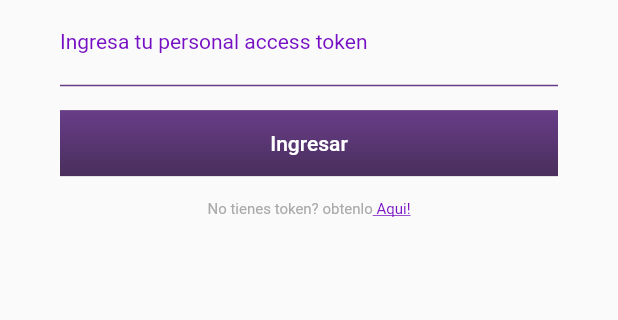
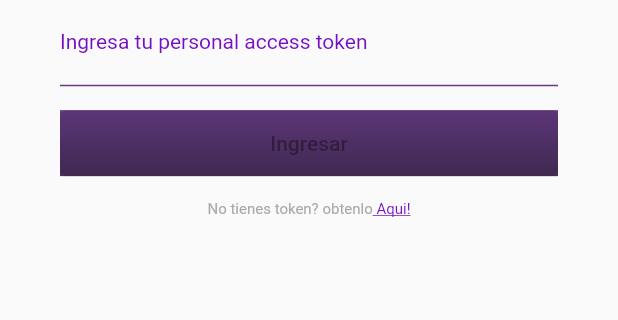
Before and after one commit to andrespaez90/Bitrise-on-Flutter, a Flutter app: the screen it shows after launch, after a tap on "Ingresar", on a phone screen of 412 x 824 dp, the part 599-919 px from its top. Run offline on Flutter 3.47's test engine with Material 2 defaults, Android fonts, the phone set to English and light mode, and no system bars; our stand-ins replace dio, flutter_bloc, flutter_secure_storage, flutter_svg, freezed_annotation, get_it and 2 more; generated files the repository leaves out were written again.

Commit message:
Login | Complete login flow

```diff
--- /dev/null
+++ b/lib/di/injector.dart
@@ -0,0 +1,31 @@
+import 'package:get_it/get_it.dart';
+
+import '../integrations/storage/local_storage_manager.dart';
+import '../modules/onboarding/login/storage/auth_storage_manager.dart';
+import '../modules/onboarding/login/use_cases/login_use_case.dart';
+import '../network/api/login_api.dart';
+import '../network/http_dio_manager.dart';
+
+final GetIt injector = GetIt.asNewInstance();
+
+void injectDependencies() {
+  _registerStorageManager();
+  _registerApis();
+  _registerUseCases();
+}
+
+void _registerStorageManager() {
+  injector.registerSingleton<LocalStorageManager>(LocalStorageManager());
+  injector.registerSingleton<AuthStorageManager>(
+      AuthStorageManagerImpl(injector.get()));
+}
+
+void _registerApis() {
+  final HttpDioManager httpDioManager = HttpDioManager();
+  injector.registerFactory<UserApi>(() => UserApi(httpDioManager.dio));
+}
+
+void _registerUseCases() {
+  injector.registerFactory<LoginUseCase>(
+      () => LoginUseCase(injector.get(), injector.get()));
+}
--- a/lib/integrations/storage/local_storage_manager.dart
+++ b/lib/integrations/storage/local_storage_manager.dart
@@ -6,7 +6,7 @@ class LocalStorageManager {
       aOptions: AndroidOptions(encryptedSharedPreferences: true));
 
   @nonVirtual
-  Future<void> deleteAll() {
+  Future<void> _deleteAll() {
     return _storage.deleteAll();
   }
 
--- a/lib/main.dart
+++ b/lib/main.dart
@@ -1,7 +1,9 @@
 import 'package:flutter/material.dart';
 
+import 'di/injector.dart';
 import 'main/application.dart';
 
 void main() {
+  injectDependencies();
   runApp(const Application());
 }
--- a/lib/main/res/styles/themes.dart
+++ b/lib/main/res/styles/themes.dart
@@ -4,8 +4,11 @@ import '../colors/main_colors.dart';
 
 mixin Themes {
   static ThemeData mainTheme = ThemeData(
-    primaryColor: MainColors.primary,
-    primaryColorDark: MainColors.primaryDark,
-    backgroundColor: MainColors.background,
-  );
+      primaryColor: MainColors.primary,
+      primaryColorDark: MainColors.primaryDark,
+      backgroundColor: MainColors.background,
+      appBarTheme: AppBarTheme(
+        backgroundColor: MainColors.accent,
+        foregroundColor: MainColors.primaryDark,
+      ));
 }
--- a/lib/main/widgets/buttons/widget_button.dart
+++ b/lib/main/widgets/buttons/widget_button.dart
@@ -3,9 +3,16 @@ import 'package:flutter/material.dart';
 import '../../res/colors/main_colors.dart';
 
 class WidgetButton extends StatelessWidget {
-  const WidgetButton.primary({Key? key, this.text}) : super(key: key);
+  const WidgetButton.primary({
+    Key? key,
+    this.text,
+    this.enable = false,
+    required this.onPressed,
+  }) : super(key: key);
 
   final String? text;
+  final bool enable;
+  final VoidCallback onPressed;
 
   @override
   Widget build(BuildContext context) {
@@ -18,7 +25,7 @@ class WidgetButton extends StatelessWidget {
               end: Alignment.bottomCenter,
               colors: <Color>[MainColors.primary, MainColors.primaryDark])),
       child: ElevatedButton(
-        onPressed: () {},
+        onPressed: enable ? onPressed : null,
         style: ElevatedButton.styleFrom(
             primary: Colors.transparent, shadowColor: Colors.transparent),
         child: Text(text ?? ''),
--- a/lib/main/widgets/inputText/input_text_field.dart
+++ b/lib/main/widgets/inputText/input_text_field.dart
@@ -7,6 +7,7 @@ class InputTextField extends TextFormField {
   InputTextField({
     Key? key,
     String? labelText,
+    ValueChanged<String>? onChange,
   }) : super(
           key: key,
           decoration: InputDecoration(
@@ -20,5 +21,6 @@ class InputTextField extends TextFormField {
             ),
             labelText: labelText,
           ),
+          onChanged: onChange,
         );
 }
--- /dev/null
+++ b/lib/modules/home/cubit/home_state.dart
@@ -0,0 +1 @@
+class HomeState {}
--- a/lib/modules/onboarding/login/cubit/login_cubit.dart
+++ b/lib/modules/onboarding/login/cubit/login_cubit.dart
@@ -1,9 +1,39 @@
+import 'dart:async';
+
 import 'package:flutter_bloc/flutter_bloc.dart';
 import 'package:freezed_annotation/freezed_annotation.dart';
+
+import '../../../../network/models/profile_dto.dart';
+import '../use_cases/login_use_case.dart';
 
 part 'login_cubit.freezed.dart';
 part 'login_state.dart';
 
 class LoginCubit extends Cubit<LoginState> {
-  LoginCubit() : super(LoginState());
+  LoginCubit(this._loginUseCase) : super(LoginState());
+
+  final List<StreamSubscription<dynamic>> _subscriptions =
+      <StreamSubscription<dynamic>>[];
+
+  final LoginUseCase _loginUseCase;
+
+  void onChangeToken(String token) {
+    emit(state.copyWith(token: token));
+  }
+
+  void doLogin() {
+    emit(state.copyWith(isLaoding: true));
+    _subscriptions.add(_loginUseCase.doLogin(state.token).listen(
+          (ProfileDto prodile) => _onUserAthorized(),
+          onError: (Object error) => _onLoginError(),
+        ));
+  }
+
+  void _onUserAthorized() {
+    emit(state.copyWith(userAuthorized: true, isLaoding: false));
+  }
+
+  void _onLoginError() {
+    emit(state.copyWith(isLaoding: false));
+  }
 }
--- a/lib/modules/onboarding/login/cubit/login_state.dart
+++ b/lib/modules/onboarding/login/cubit/login_state.dart
@@ -3,6 +3,8 @@ part of 'login_cubit.dart';
 @freezed
 class LoginState with _$LoginState {
   factory LoginState({
+    @Default(false) bool isLaoding,
     @Default('') String token,
+    @Default(false) bool userAuthorized,
   }) = _LoginState;
 }
--- a/lib/modules/onboarding/login/ui/login_page.dart
+++ b/lib/modules/onboarding/login/ui/login_page.dart
@@ -1,6 +1,7 @@
 import 'package:flutter/material.dart';
 import 'package:flutter_bloc/flutter_bloc.dart';
 
+import '../../../../di/injector.dart';
 import '../cubit/login_cubit.dart';
 import 'login_view.dart';
 
@@ -10,7 +11,7 @@ class LoginPage extends StatelessWidget {
   @override
   Widget build(BuildContext context) {
     return BlocProvider<LoginCubit>(
-      create: (_) => LoginCubit(),
+      create: (_) => LoginCubit(injector.get()),
       child: const LoginView(),
     );
   }
--- a/lib/modules/onboarding/login/ui/login_view.dart
+++ b/lib/modules/onboarding/login/ui/login_view.dart
@@ -1,5 +1,6 @@
 import 'package:flutter/gestures.dart';
 import 'package:flutter/material.dart';
+import 'package:flutter_bloc/flutter_bloc.dart';
 import 'package:flutter_svg/svg.dart';
 import 'package:url_launcher/url_launcher.dart';
 
@@ -7,13 +8,22 @@ import '../../../../main/res/icons/app_icons.dart';
 import '../../../../main/res/styles/text_styles.dart';
 import '../../../../main/widgets/buttons/widget_button.dart';
 import '../../../../main/widgets/inputText/input_text_field.dart';
+import '../../../home/ui/home_page.dart';
+import '../cubit/login_cubit.dart';
 
 class LoginView extends StatelessWidget {
   const LoginView({Key? key}) : super(key: key);
 
   @override
   Widget build(BuildContext context) {
-    return Scaffold(
+    final LoginCubit cubit = context.read<LoginCubit>();
+    return BlocListener<LoginCubit, LoginState>(
+      listener: (_, LoginState state) {
+        if (state.userAuthorized) {
+          _navigateToHome(context);
+        }
+      },
+      child: Scaffold(
         body: Padding(
           padding: const EdgeInsets.symmetric(horizontal: 40, vertical: 16),
           child: Column(
@@ -27,12 +37,18 @@ class LoginView extends StatelessWidget {
                 ),
                 InputTextField(
                   labelText: 'Ingresa tu personal access token',
+                  onChange: cubit.onChangeToken,
                 ),
-              const Padding(
-                padding: EdgeInsets.symmetric(vertical: 16),
-                child: WidgetButton.primary(
+                Padding(
+                  padding: const EdgeInsets.symmetric(vertical: 16),
+                  child: BlocBuilder<LoginCubit, LoginState>(
+                      builder: (BuildContext context, LoginState state) {
+                    return WidgetButton.primary(
+                      enable: !state.isLaoding,
                       text: 'Ingresar',
-                ),
+                      onPressed: () => cubit.doLogin(),
+                    );
+                  }),
                 ),
                 RichText(
                     text: TextSpan(children: <TextSpan>[
@@ -49,7 +65,16 @@ class LoginView extends StatelessWidget {
                 ])),
               ]),
         ),
+      ),
     );
+  }
+
+  void _navigateToHome(BuildContext context) {
+    Navigator.pushReplacement(
+        context,
+        PageRouteBuilder<void>(
+          pageBuilder: (_, __, ___) => const HomePage(),
+        ));
   }
 
   Future<void> openWebView() async {
--- /dev/null
+++ b/lib/modules/onboarding/login/use_cases/login_use_case.dart
@@ -0,0 +1,24 @@
+import '../../../../network/api/login_api.dart';
+import '../../../../network/models/profile_dto.dart';
+import '../storage/auth_storage_manager.dart';
+
+class LoginUseCase {
+  LoginUseCase(
+    this._userApi,
+    this._authStorageManager,
+  );
+
+  final UserApi _userApi;
+  final AuthStorageManager _authStorageManager;
+
+  Stream<ProfileDto> doLogin(String token) {
+    return _userApi.login(token).asyncMap((ProfileResponse model) async {
+      await _saveToken(token);
+      return model.data;
+    });
+  }
+
+  Future<void> _saveToken(String token) {
+    return _authStorageManager.setToken(token);
+  }
+}
--- /dev/null
+++ b/lib/network/http_dio_manager.dart
@@ -0,0 +1,24 @@
+import 'package:dio/dio.dart';
+import 'package:flutter/foundation.dart';
+import 'package:pretty_dio_logger/pretty_dio_logger.dart';
+
+class HttpDioManager {
+  HttpDioManager()
+      : dio = Dio(
+          BaseOptions(
+            baseUrl: 'https://api.bitrise.io/',
+            contentType: 'application/json; charset=UTF-8',
+            connectTimeout: 10000,
+            sendTimeout: 10000,
+          ),
+        ) {
+    if (kDebugMode) {
+      dio.interceptors.add(PrettyDioLogger(
+        requestHeader: true,
+        requestBody: true,
+      ));
+    }
+  }
+
+  final Dio dio;
+}
--- /dev/null
+++ b/lib/network/models/profile_dto.dart
@@ -0,0 +1,52 @@
+import 'package:json_annotation/json_annotation.dart';
+
+part 'profile_dto.g.dart';
+
+@JsonSerializable(explicitToJson: true)
+class ProfileResponse {
+  ProfileResponse(this.data);
+
+  factory ProfileResponse.fromJson(Map<String, dynamic> json) =>
+      _$ProfileResponseFromJson(json);
+  Map<String, dynamic> toJson() => _$ProfileResponseToJson(this);
+
+  final ProfileDto data;
+}
+
+@JsonSerializable(explicitToJson: true)
+class ProfileDto {
+  ProfileDto(
+    this.avatarUrl,
+    this.createAt,
+    this.dataId,
+    this.email,
+    this.hasUsedOrganizationTrial,
+    this.slug,
+    this.username,
+  );
+
+  factory ProfileDto.fromJson(Map<String, dynamic> json) =>
+      _$ProfileDtoFromJson(json);
+  Map<String, dynamic> toJson() => _$ProfileDtoToJson(this);
+
+  @JsonKey(name: 'avatar_url')
+  final String avatarUrl;
+
+  @JsonKey(name: 'created_at')
+  final String createAt;
+
+  @JsonKey(name: 'data_id')
+  final int dataId;
+
+  @JsonKey(name: 'email')
+  final String email;
+
+  @JsonKey(name: 'has_used_organization_trial')
+  final bool hasUsedOrganizationTrial;
+
+  @JsonKey(name: 'slug')
+  final String slug;
+
+  @JsonKey(name: 'username')
+  final String username;
+}
```
Also changed, not shown: lib/modules/home/cubit/home_cubit.dart (added, +8 -0 lines), lib/modules/home/ui/home_page.dart (added, +17 -0 lines), lib/modules/home/ui/home_view.dart (added, +10 -0 lines), lib/modules/onboarding/login/storage/auth_storage_manager.dart (added, +37 -0 lines), lib/network/api/login_api.dart (added, +14 -0 lines), pubspec.yaml (+8 -2 lines), lib/modules/onboarding/login/cubit/login_cubit.freezed.dart, pubspec.lock. Lines whose indentation alone changed are shown as unchanged.
